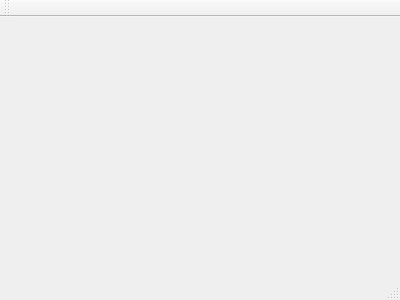
First picture: the form in ParcialFinal/mainwindow.ui, repository Mrjarkos/Banco---Digitales-III, before the edit.
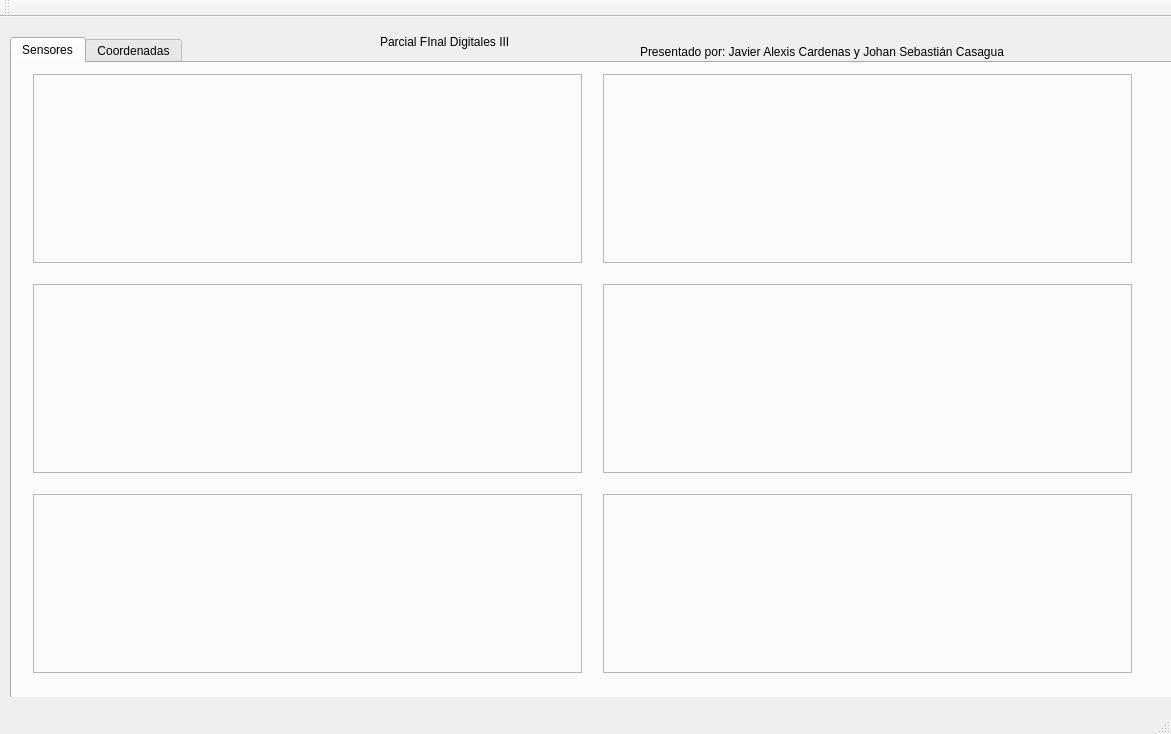
Second picture: the form after the edit.

```diff
--- a/ParcialFinal/mainwindow.ui
+++ b/ParcialFinal/mainwindow.ui
@@ -1,24 +1,343 @@
 <ui version="4.0">
  <class>MainWindow</class>
- <widget class="QMainWindow" name="MainWindow" >
-  <property name="geometry" >
+ <widget class="QMainWindow" name="MainWindow">
+  <property name="geometry">
    <rect>
     <x>0</x>
     <y>0</y>
-    <width>400</width>
-    <height>300</height>
+    <width>1171</width>
+    <height>734</height>
    </rect>
   </property>
-  <property name="windowTitle" >
+  <property name="minimumSize">
+   <size>
+    <width>1170</width>
+    <height>730</height>
+   </size>
+  </property>
+  <property name="maximumSize">
+   <size>
+    <width>1180</width>
+    <height>740</height>
+   </size>
+  </property>
+  <property name="windowTitle">
    <string>MainWindow</string>
   </property>
-  <widget class="QMenuBar" name="menuBar" />
-  <widget class="QToolBar" name="mainToolBar" />
-  <widget class="QWidget" name="centralWidget" />
-  <widget class="QStatusBar" name="statusBar" />
+  <widget class="QWidget" name="centralWidget">
+   <property name="minimumSize">
+    <size>
+     <width>0</width>
+     <height>0</height>
+    </size>
+   </property>
+   <property name="maximumSize">
+    <size>
+     <width>1180</width>
+     <height>680</height>
+    </size>
+   </property>
+   <widget class="QLabel" name="Title">
+    <property name="geometry">
+     <rect>
+      <x>380</x>
+      <y>10</y>
+      <width>181</width>
+      <height>31</height>
+     </rect>
+    </property>
+    <property name="text">
+     <string>&lt;html&gt;&lt;head/&gt;&lt;body&gt;&lt;p&gt;Parcial FInal Digitales III&lt;/p&gt;&lt;/body&gt;&lt;/html&gt;</string>
+    </property>
+   </widget>
+   <widget class="QLabel" name="JAVIER">
+    <property name="geometry">
+     <rect>
+      <x>640</x>
+      <y>0</y>
+      <width>461</width>
+      <height>71</height>
+     </rect>
+    </property>
+    <property name="text">
+     <string>&lt;html&gt;&lt;head/&gt;&lt;body&gt;&lt;p&gt;Presentado por: Javier Alexis Cardenas y Johan Sebastián Casagua&lt;/p&gt;&lt;/body&gt;&lt;/html&gt;</string>
+    </property>
+   </widget>
+   <widget class="QTabWidget" name="tabWidget">
+    <property name="geometry">
+     <rect>
+      <x>10</x>
+      <y>20</y>
+      <width>1171</width>
+      <height>671</height>
+     </rect>
+    </property>
+    <property name="currentIndex">
+     <number>0</number>
+    </property>
+    <widget class="QWidget" name="tab">
+     <attribute name="title">
+      <string>Sensores</string>
+     </attribute>
+     <widget class="QFrame" name="verticalFrame">
+      <property name="geometry">
+       <rect>
+        <x>10</x>
+        <y>0</y>
+        <width>571</width>
+        <height>211</height>
+       </rect>
+      </property>
+      <layout class="QVBoxLayout" name="L1">
+       <item>
+        <widget class="QFrame" name="chart1">
+         <property name="frameShape">
+          <enum>QFrame::StyledPanel</enum>
+         </property>
+         <property name="frameShadow">
+          <enum>QFrame::Raised</enum>
+         </property>
+        </widget>
+       </item>
+      </layout>
+     </widget>
+     <widget class="QFrame" name="verticalFrame_2">
+      <property name="geometry">
+       <rect>
+        <x>580</x>
+        <y>0</y>
+        <width>551</width>
+        <height>211</height>
+       </rect>
+      </property>
+      <layout class="QVBoxLayout" name="L2">
+       <item>
+        <widget class="QFrame" name="chart2">
+         <property name="frameShape">
+          <enum>QFrame::StyledPanel</enum>
+         </property>
+         <property name="frameShadow">
+          <enum>QFrame::Raised</enum>
+         </property>
+        </widget>
+       </item>
+      </layout>
+     </widget>
+     <widget class="QFrame" name="verticalFrame_3">
+      <property name="geometry">
+       <rect>
+        <x>580</x>
+        <y>420</y>
+        <width>551</width>
+        <height>201</height>
+       </rect>
+      </property>
+      <layout class="QVBoxLayout" name="L3">
+       <item>
+        <widget class="QFrame" name="chart6">
+         <property name="frameShape">
+          <enum>QFrame::StyledPanel</enum>
+         </property>
+         <property name="frameShadow">
+          <enum>QFrame::Raised</enum>
+         </property>
+        </widget>
+       </item>
+      </layout>
+     </widget>
+     <widget class="QFrame" name="verticalFrame_4">
+      <property name="geometry">
+       <rect>
+        <x>10</x>
+        <y>210</y>
+        <width>571</width>
+        <height>211</height>
+       </rect>
+      </property>
+      <layout class="QVBoxLayout" name="L4">
+       <item>
+        <widget class="QFrame" name="chart3">
+         <property name="frameShape">
+          <enum>QFrame::StyledPanel</enum>
+         </property>
+         <property name="frameShadow">
+          <enum>QFrame::Raised</enum>
+         </property>
+        </widget>
+       </item>
+      </layout>
+     </widget>
+     <widget class="QFrame" name="verticalFrame_6">
+      <property name="geometry">
+       <rect>
+        <x>580</x>
+        <y>210</y>
+        <width>551</width>
+        <height>211</height>
+       </rect>
+      </property>
+      <layout class="QVBoxLayout" name="L6">
+       <item>
+        <widget class="QFrame" name="chart4">
+         <property name="frameShape">
+          <enum>QFrame::StyledPanel</enum>
+         </property>
+         <property name="frameShadow">
+          <enum>QFrame::Raised</enum>
+         </property>
+        </widget>
+       </item>
+      </layout>
+     </widget>
+     <widget class="QFrame" name="verticalFrame_5">
+      <property name="geometry">
+       <rect>
+        <x>10</x>
+        <y>420</y>
+        <width>571</width>
+        <height>201</height>
+       </rect>
+      </property>
+      <layout class="QVBoxLayout" name="L5">
+       <item>
+        <widget class="QFrame" name="chart5">
+         <property name="frameShape">
+          <enum>QFrame::StyledPanel</enum>
+         </property>
+         <property name="frameShadow">
+          <enum>QFrame::Raised</enum>
+         </property>
+        </widget>
+       </item>
+      </layout>
+     </widget>
+    </widget>
+    <widget class="QWidget" name="tab_2">
+     <attribute name="title">
+      <string>Coordenadas</string>
+     </attribute>
+     <widget class="QFrame" name="verticalFrame_7">
+      <property name="geometry">
+       <rect>
+        <x>10</x>
+        <y>50</y>
+        <width>571</width>
+        <height>281</height>
+       </rect>
+      </property>
+      <layout class="QVBoxLayout" name="L1_2">
+       <item>
+        <widget class="QFrame" name="chartx">
+         <property name="frameShape">
+          <enum>QFrame::StyledPanel</enum>
+         </property>
+         <property name="frameShadow">
+          <enum>QFrame::Raised</enum>
+         </property>
+        </widget>
+       </item>
+      </layout>
+     </widget>
+     <widget class="QFrame" name="verticalFrame_8">
+      <property name="geometry">
+       <rect>
+        <x>580</x>
+        <y>50</y>
+        <width>571</width>
+        <height>281</height>
+       </rect>
+      </property>
+      <layout class="QVBoxLayout" name="L1_3">
+       <item>
+        <widget class="QFrame" name="charty">
+         <property name="frameShape">
+          <enum>QFrame::StyledPanel</enum>
+         </property>
+         <property name="frameShadow">
+          <enum>QFrame::Raised</enum>
+         </property>
+        </widget>
+       </item>
+      </layout>
+     </widget>
+     <widget class="QFrame" name="verticalFrame_9">
+      <property name="geometry">
+       <rect>
+        <x>320</x>
+        <y>330</y>
+        <width>571</width>
+        <height>281</height>
+       </rect>
+      </property>
+      <layout class="QVBoxLayout" name="L1_4">
+       <item>
+        <widget class="QFrame" name="chartz">
+         <property name="frameShape">
+          <enum>QFrame::StyledPanel</enum>
+         </property>
+         <property name="frameShadow">
+          <enum>QFrame::Raised</enum>
+         </property>
+        </widget>
+       </item>
+      </layout>
+     </widget>
+     <widget class="QLabel" name="label">
+      <property name="geometry">
+       <rect>
+        <x>950</x>
+        <y>420</y>
+        <width>171</width>
+        <height>161</height>
+       </rect>
+      </property>
+      <property name="text">
+       <string>&lt;html&gt;&lt;head/&gt;&lt;body&gt;&lt;p&gt;Ahi estan todas las lineas... lo que pasa es que como algunas tuberias el numero aleatorio es el mismo, pues entonces las lineas se superponen &lt;/p&gt;&lt;/body&gt;&lt;/html&gt;</string>
+      </property>
+      <property name="wordWrap">
+       <bool>true</bool>
+      </property>
+     </widget>
+     <widget class="QLabel" name="label_2">
+      <property name="geometry">
+       <rect>
+        <x>50</x>
+        <y>400</y>
+        <width>171</width>
+        <height>161</height>
+       </rect>
+      </property>
+      <property name="text">
+       <string>&lt;html&gt;&lt;head/&gt;&lt;body&gt;&lt;p&gt;Tambien toca maximixar el programa para que los cuadros se acomoden o simplemente modificar alguno de los bordes (ampliar la ventana o reducirla)&lt;/p&gt;&lt;/body&gt;&lt;/html&gt;</string>
+      </property>
+      <property name="wordWrap">
+       <bool>true</bool>
+      </property>
+     </widget>
+    </widget>
+   </widget>
+  </widget>
+  <widget class="QMenuBar" name="menuBar">
+   <property name="geometry">
+    <rect>
+     <x>0</x>
+     <y>0</y>
+     <width>1171</width>
+     <height>22</height>
+    </rect>
+   </property>
+  </widget>
+  <widget class="QToolBar" name="mainToolBar">
+   <attribute name="toolBarArea">
+    <enum>TopToolBarArea</enum>
+   </attribute>
+   <attribute name="toolBarBreak">
+    <bool>false</bool>
+   </attribute>
+  </widget>
+  <widget class="QStatusBar" name="statusBar"/>
  </widget>
- <layoutDefault spacing="6" margin="11" />
- <pixmapfunction></pixmapfunction>
+ <layoutdefault spacing="6" margin="11"/>
  <resources/>
  <connections/>
 </ui>
```
Left out of the diff: 1 changed line with no effect on the pictures.
